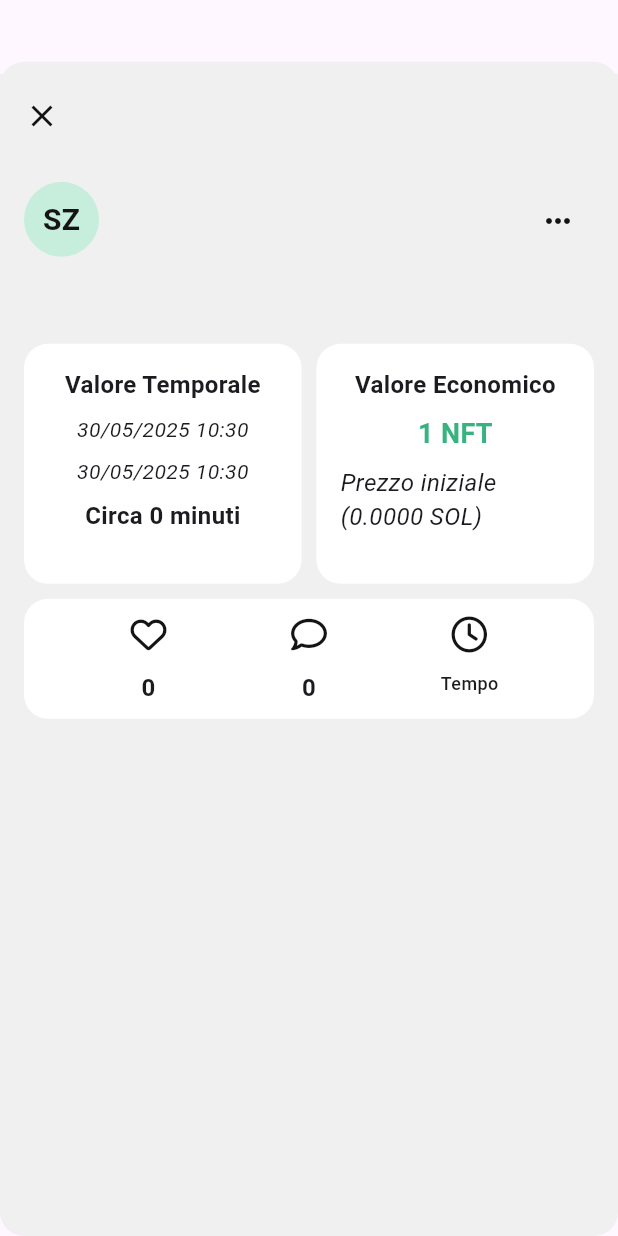
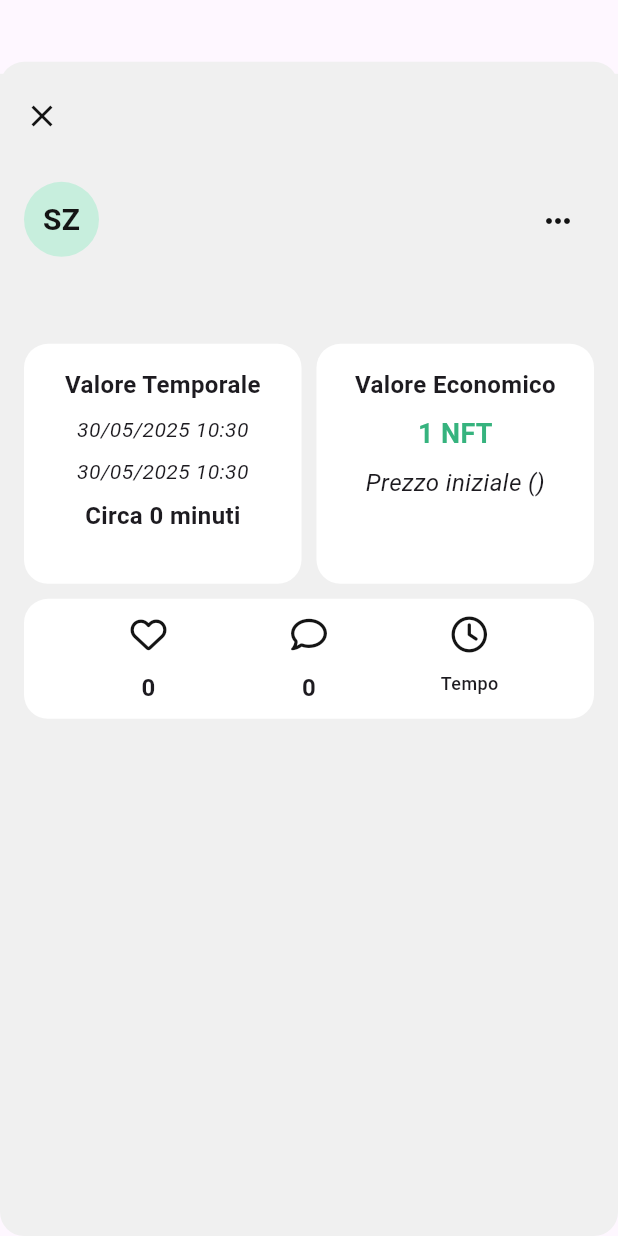
Before and after one commit to p4m-dev/quomia-app, a Flutter app: the BoxModal widget shown alone on an empty page, opened directly with empty values, on a phone screen of 412 x 824 dp. Run offline on Flutter 3.47's test engine with Material 3 defaults, Android fonts, the light colour scheme and no system bars; our stand-ins replace audioplayers, better_player, cached_network_image, carousel_slider, file_picker, firebase_auth and 9 more; missing offline and left inert: blurhash, video_thumbnail; accounts and stored records are empty; network calls fail; Roboto replaces fonts that are missing (DM Sans).

Commit message:
fix: nft quantity into string

```diff
--- a/lib/models/box/nft.dart
+++ b/lib/models/box/nft.dart
@@ -5,7 +5,7 @@ class NFT {
   String mintAddress;
   DateTime startDate;
   DateTime endDate;
-  double quantity;
+  String quantity;
 
   NFT(
       {required this.boxId,
@@ -24,6 +24,6 @@ class NFT {
         mintAddress: json['mintAddress'],
         startDate: DateTime.parse(json['startDate']),
         endDate: DateTime.parse(json['endDate']),
-        quantity: (json['quantity'] as num).toDouble());
+        quantity: json['quantity']);
   }
 }
--- a/lib/screens/splash_screen.dart
+++ b/lib/screens/splash_screen.dart
@@ -81,7 +81,7 @@ class _SplashScreenState extends State<SplashScreen> {
             left: 0,
             right: 0,
             child: Text(
-              'v0.0.2',
+              'v0.1.0',
               textAlign: TextAlign.center,
               style: TextStyle(
                 fontFamily: 'Montserrat',
--- a/lib/widgets/home/boxes/box_modal.dart
+++ b/lib/widgets/home/boxes/box_modal.dart
@@ -211,8 +211,7 @@ class _BoxModalState extends State<BoxModal> {
                     height: 8.0,
                   ),
                   Label(
-                    data:
-                        "Prezzo iniziale (${nft.quantity.toStringAsFixed(4)} SOL)",
+                    data: "Prezzo iniziale (${nft.quantity})",
                     fontWeight: FontWeight.normal,
                     fontStyle: FontStyle.italic,
                   ),
```
